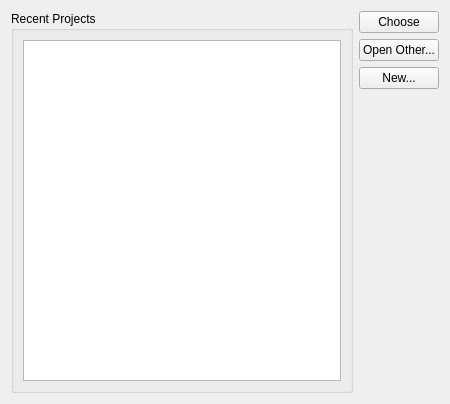
Above: FLIMfitLibrary/FLIMfitQT/FLIMfitLauncher.ui from flimfit/FLIMfit before the change. Below: the same form after it.
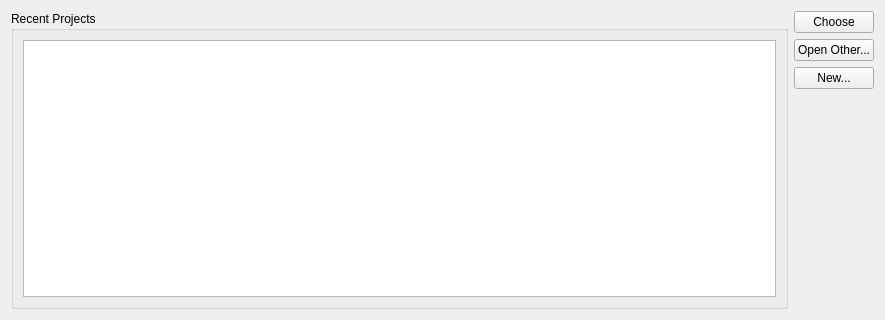
That is the form after the change.

What changed in the file:
```diff
--- a/FLIMfitLibrary/FLIMfitQT/FLIMfitLauncher.ui
+++ b/FLIMfitLibrary/FLIMfitQT/FLIMfitLauncher.ui
@@ -6,8 +6,8 @@
    <rect>
     <x>0</x>
     <y>0</y>
-    <width>450</width>
-    <height>404</height>
+    <width>885</width>
+    <height>320</height>
    </rect>
   </property>
   <property name="windowTitle">
```
